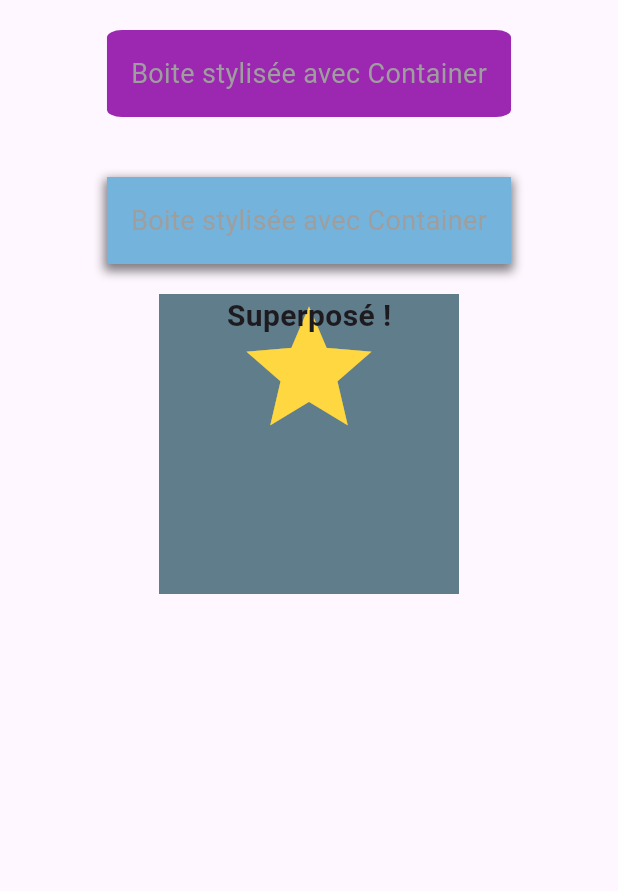
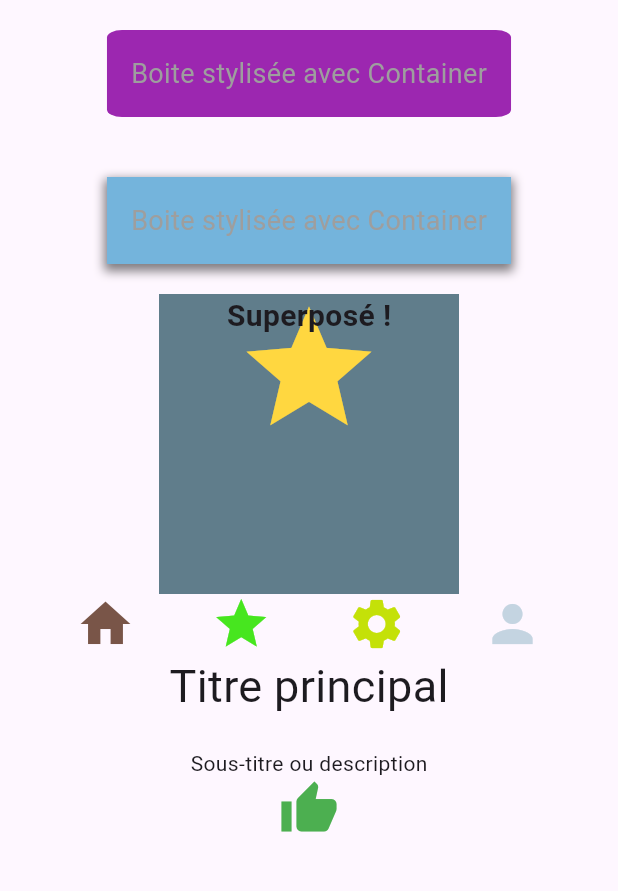
Before and after one commit to dialloramatoulayebah/Flutter-Atelier02, a Flutter app: the screen it shows after launch, on a phone screen of 412 x 824 dp, the part 60-951 px from its top. Run offline on Flutter 3.47's test engine with Material 3 defaults, Android fonts, the phone set to English and light mode, and no system bars.

Commit message:
Etape 6 Deuxième colonne

```diff
--- a/lib/main.dart
+++ b/lib/main.dart
@@ -58,6 +58,39 @@ class MainApp extends StatelessWidget {
                   ),
                 ],
               ),
+
+              Row(
+                mainAxisAlignment: MainAxisAlignment.spaceEvenly,
+                crossAxisAlignment: CrossAxisAlignment.center,
+                children: [
+                  Icon(Icons.home, color: Colors.brown, size: 40),
+                  Icon(
+                    Icons.star,
+                    color: const Color.fromARGB(255, 71, 230, 31),
+                    size: 40,
+                  ),
+                  Icon(
+                    Icons.settings,
+                    color: const Color.fromARGB(255, 196, 225, 8),
+                    size: 40,
+                  ),
+                  Icon(
+                    Icons.person,
+                    color: const Color.fromARGB(255, 196, 212, 225),
+                    size: 40,
+                  ),
+                ],
+              ),
+              Column(
+                mainAxisAlignment: MainAxisAlignment.center,
+                crossAxisAlignment: CrossAxisAlignment.center,
+                children: [
+                  Text('Titre principal', style: TextStyle(fontSize: 30)),
+                  SizedBox(height: 20),
+                  Text('Sous-titre ou description'),
+                  Icon(Icons.thumb_up, color: Colors.green, size: 40),
+                ],
+              ),
             ],
           ),
         ),
```
